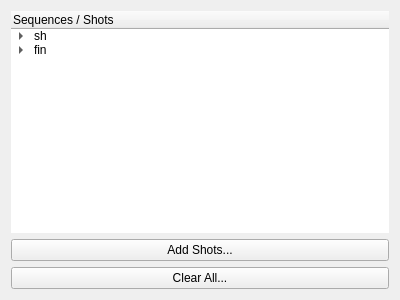
First picture: the form in ui/windows/assetBrowser/forms/shotView.ui, repository david-cattermole/qt-learning, before the edit.
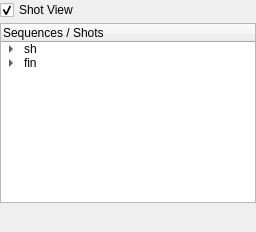
Second picture: the form after the edit.

Commit message: Changed UI sizes and orders (for user 'tab' presses). Removed 'type' filter combo box from file browser 'version selector'. Numerious UI changes to Asset Browser - overall shift of space used - tabs of asset details has been reorganised. Merged 'project / sequence / shot' combo boxes into a single widget for easier re-use.

```diff
--- a/ui/windows/assetBrowser/forms/shotView.ui
+++ b/ui/windows/assetBrowser/forms/shotView.ui
@@ -6,18 +6,40 @@
    <rect>
     <x>0</x>
     <y>0</y>
-    <width>400</width>
-    <height>300</height>
+    <width>256</width>
+    <height>232</height>
    </rect>
   </property>
   <property name="windowTitle">
    <string>Form</string>
   </property>
   <layout class="QVBoxLayout" name="verticalLayout">
+   <property name="spacing">
+    <number>3</number>
+   </property>
+   <property name="margin">
+    <number>0</number>
+   </property>
+   <item>
+    <widget class="QCheckBox" name="checkBox">
+     <property name="text">
+      <string>Shot View</string>
+     </property>
+     <property name="checked">
+      <bool>true</bool>
+     </property>
+    </widget>
+   </item>
    <item>
     <widget class="QTreeWidget" name="shotsTreeWidget">
+     <property name="sizePolicy">
+      <sizepolicy hsizetype="Preferred" vsizetype="Preferred">
+       <horstretch>0</horstretch>
+       <verstretch>0</verstretch>
+      </sizepolicy>
+     </property>
      <property name="frameShape">
-      <enum>QFrame::NoFrame</enum>
+      <enum>QFrame::StyledPanel</enum>
      </property>
      <property name="verticalScrollBarPolicy">
       <enum>Qt::ScrollBarAsNeeded</enum>
@@ -55,18 +77,17 @@
     </widget>
    </item>
    <item>
-    <widget class="QPushButton" name="addShotsButton">
-     <property name="text">
-      <string>Add Shots...</string>
+    <spacer name="verticalSpacer">
+     <property name="orientation">
+      <enum>Qt::Vertical</enum>
      </property>
-    </widget>
-   </item>
-   <item>
-    <widget class="QPushButton" name="clearAllButton">
-     <property name="text">
-      <string>Clear All...</string>
+     <property name="sizeHint" stdset="0">
+      <size>
+       <width>20</width>
+       <height>40</height>
+      </size>
      </property>
-    </widget>
+    </spacer>
    </item>
   </layout>
  </widget>
```
Left out of the diff: 19 changed lines with no effect on the pictures. The commit also changes 20 other files.
